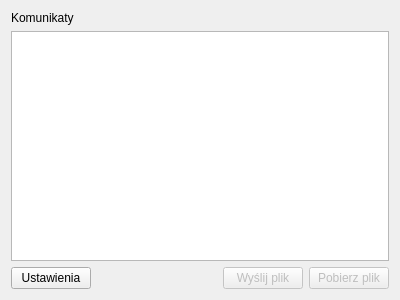
Qt form mainwindow.ui (lance2088/ReliableUdpMulticast) before a commit.
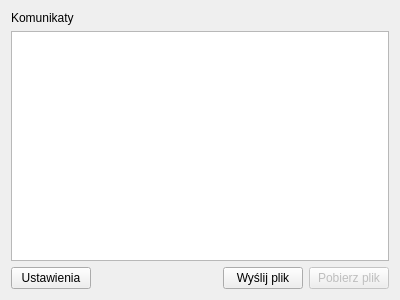
The same form after that commit.

```diff
--- a/mainwindow.ui
+++ b/mainwindow.ui
@@ -54,7 +54,7 @@
           <item>
            <widget class="QPushButton" name="sendButton">
             <property name="enabled">
-             <bool>false</bool>
+             <bool>true</bool>
             </property>
             <property name="text">
              <string>Wyślij plik</string>
```
